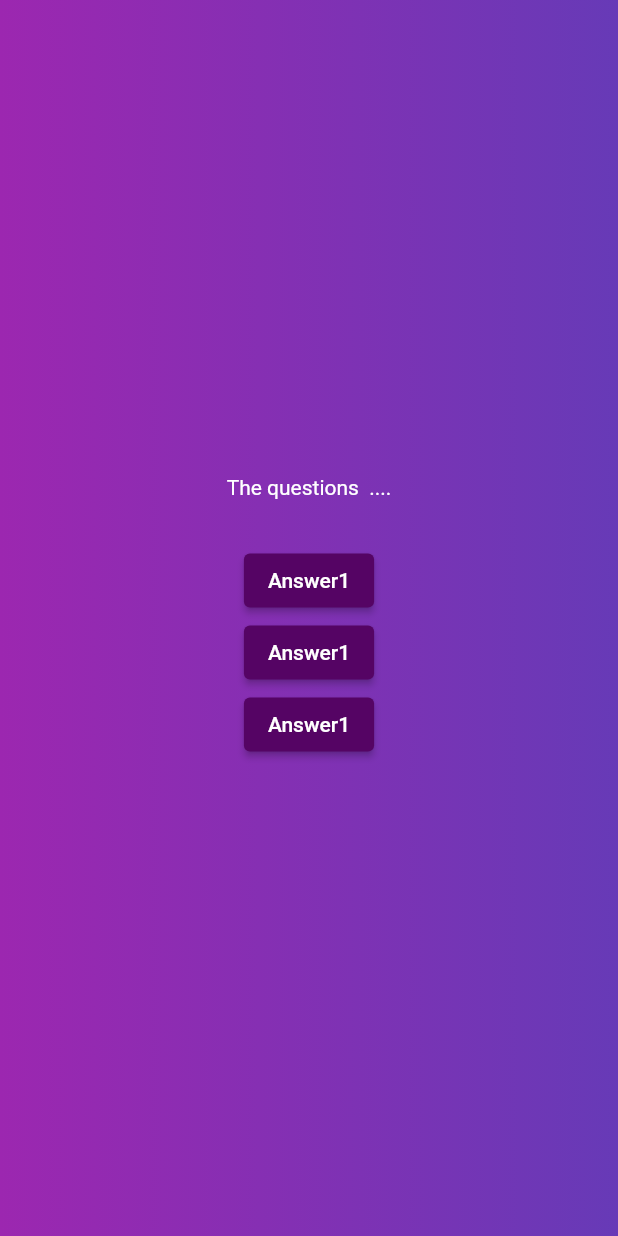
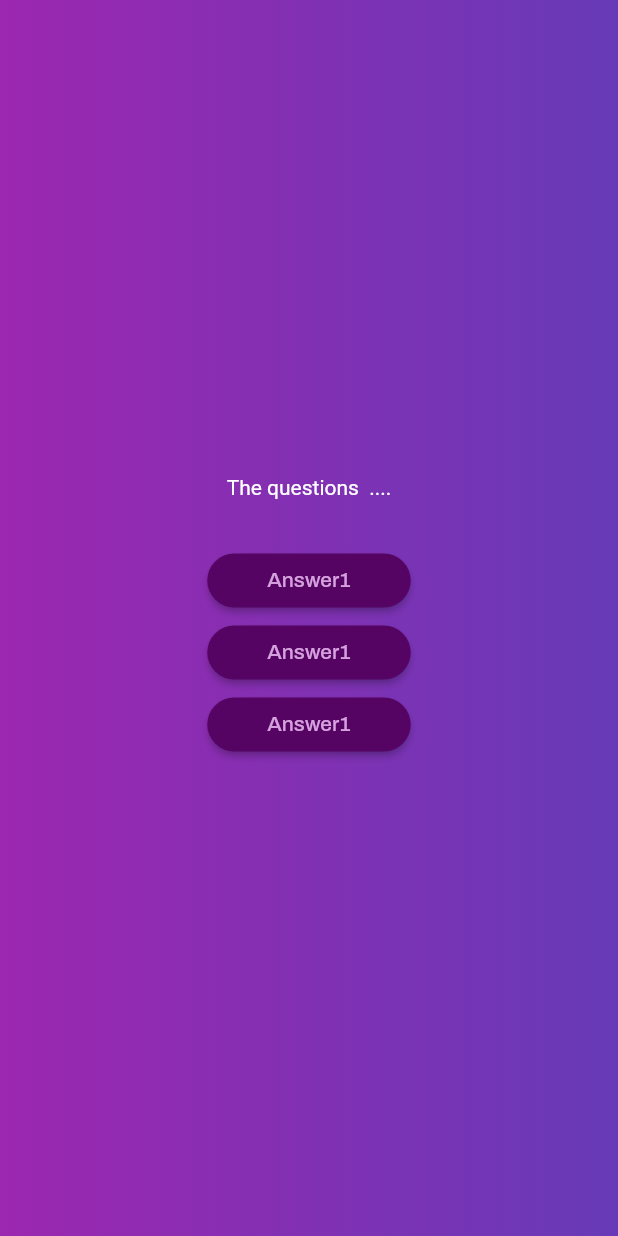
Before and after one commit to BilalDurmus08/Quiz_App, a Flutter app: the screen it shows after launch, after a tap on "Start Quiz", on a phone screen of 412 x 824 dp. Run offline on Flutter 3.47's test engine with Material 2 defaults, Android fonts, the phone set to English and light mode, and no system bars; our stand-ins replace google_fonts.

Commit message:
google fonts added

```diff
--- a/lib/answer_button.dart
+++ b/lib/answer_button.dart
@@ -1,4 +1,5 @@
 import 'package:flutter/material.dart';
+import 'package:google_fonts/google_fonts.dart';
 
 class AnswerButton extends StatelessWidget {
   const AnswerButton(
@@ -11,10 +12,20 @@ class AnswerButton extends StatelessWidget {
   Widget build(BuildContext context) {
     return ElevatedButton(
       onPressed: onTap,
-      child: Text(answerText),
       style: ElevatedButton.styleFrom(
-        backgroundColor: Color.fromARGB(255, 85, 4, 100),
-        foregroundColor: Colors.white,
+          padding: const EdgeInsets.symmetric(horizontal: 40, vertical: 10),
+          backgroundColor: const Color.fromARGB(255, 85, 4, 100),
+          foregroundColor: Colors.white,
+          shape:
+              RoundedRectangleBorder(borderRadius: BorderRadius.circular(40))),
+      child: Text(
+        answerText,
+        textAlign: TextAlign.center,
+        style: GoogleFonts.archivo(
+          color: const Color.fromARGB(255, 213, 162, 222),
+          fontSize: 14,
+          fontWeight: FontWeight.w500
+        ),
       ),
     );
   }
```
